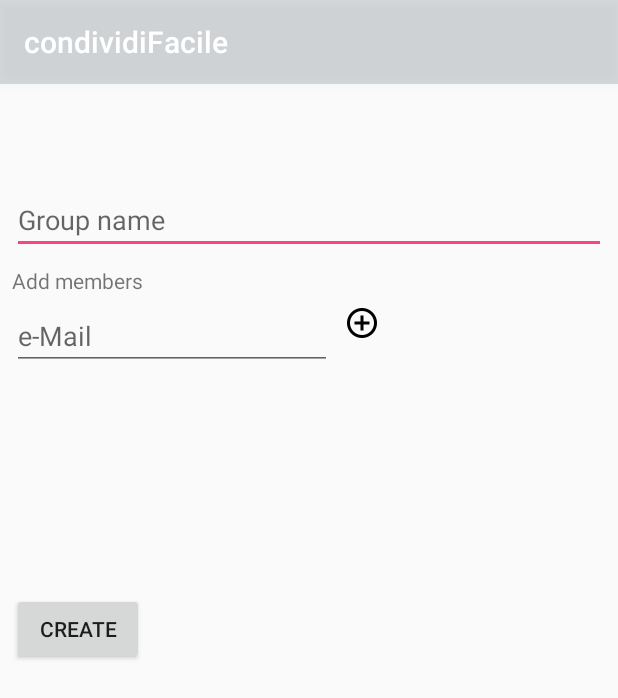
After one commit to leocristini/condividiFacile, an Android app: the AddGroupActivity screen opened directly, with no data from a screen before it, on a phone screen of 412 x 824 dp. The commit adds this screen. Shown: the top 698 px of the screen. Run offline under Robolectric (Android 15) with nearby library versions, the phone set to English and light mode, and no system bars; our stand-ins replace Firebase (no records; nobody signed in at launch, a user with empty details on screens opened directly).

Commit message:
fixed add group TODO: fix l' aggiunta al db

```diff
--- a/app/src/main/AndroidManifest.xml
+++ b/app/src/main/AndroidManifest.xml
@@ -15,7 +15,6 @@
         android:roundIcon="@mipmap/ic_launcher_round"
         android:supportsRtl="true"
         android:theme="@style/AppTheme">
-
         <activity
             android:name=".DetailsActivity"
             android:theme="@style/AppTheme.NoActionBar" />
@@ -25,13 +24,15 @@
             android:label="@string/title_activity_login">
             <intent-filter>
                 <action android:name="android.intent.action.MAIN" />
+
                 <category android:name="android.intent.category.LAUNCHER" />
             </intent-filter>
         </activity>
         <activity
             android:name=".GroupActivity"
             android:label="@string/title_activity_group"
-            android:theme="@style/AppTheme.NoActionBar"></activity>
+            android:theme="@style/AppTheme.NoActionBar" />
+        <activity android:name=".AddGroupActivity"></activity>
     </application>
 
 </manifest>
--- /dev/null
+++ b/app/src/main/java/io/condividifacile/AddGroupActivity.java
@@ -0,0 +1,101 @@
+package io.condividifacile;
+
+import android.support.v7.app.AppCompatActivity;
+import android.os.Bundle;
+import android.text.Editable;
+import android.util.Log;
+import android.view.View;
+import android.view.ViewGroup;
+import android.widget.Button;
+import android.widget.EditText;
+import android.widget.ImageView;
+import android.widget.LinearLayout;
+
+import com.google.firebase.auth.FirebaseAuth;
+import com.google.firebase.auth.FirebaseUser;
+import com.google.firebase.database.DatabaseReference;
+import com.google.firebase.database.FirebaseDatabase;
+
+import java.util.ArrayList;
+import java.util.List;
+
+public class AddGroupActivity extends AppCompatActivity {
+
+    private FirebaseAuth mAuth;
+    private FirebaseDatabase database;
+    private FirebaseUser currentUser;
+    private int numberOfLines = 1;
+
+    @Override
+    protected void onCreate(Bundle savedInstanceState) {
+        super.onCreate(savedInstanceState);
+        setContentView(R.layout.activity_add_group);
+
+        mAuth = FirebaseAuth.getInstance();
+        database = FirebaseDatabase.getInstance();
+        currentUser = mAuth.getCurrentUser();
+
+        if(currentUser != null) {
+
+            Button b = (Button) findViewById(R.id.create_group);
+            b.setOnClickListener(new View.OnClickListener() {
+                @Override
+                public void onClick(View v) {
+                    createGroup();
+                }
+            });
+
+            ImageView add = (ImageView) findViewById(R.id.add_user_button);
+            add.setOnClickListener(new View.OnClickListener() {
+                @Override
+                public void onClick(View v) {
+                    addMoreUsers();
+                }
+            });
+
+        }
+
+    }
+
+    void createGroup(){
+
+        EditText gorupName = (EditText) findViewById(R.id.group_name);
+        String groupName = gorupName.getText().toString();
+
+        ArrayList<String> usersString = new ArrayList<>();
+        View tmpView;
+        LinearLayout ll = (LinearLayout) findViewById(R.id.add_users_layout);
+        for(int i =0; i<ll.getChildCount();i++){
+            tmpView = ll.getChildAt(i);
+            if(tmpView instanceof EditText){
+                usersString.add(((EditText) tmpView).getText().toString());
+            }
+            Log.d("username",usersString.get(i));
+        }
+
+
+
+        ArrayList<Expense> spese = new ArrayList<>();
+        ArrayList<String> categorie = new ArrayList<>();
+
+        Group newGroup = new Group(groupName,usersString,spese,categorie);
+
+
+
+        DatabaseReference dbReference = database.getReference("groups");
+        dbReference.push().setValue(newGroup);
+        Log.d("group",groupName);
+    }
+
+    void addMoreUsers(){
+        LinearLayout ll = (LinearLayout)findViewById(R.id.add_users_layout);
+        EditText et = new EditText(this);
+        LinearLayout.LayoutParams p = new LinearLayout.LayoutParams(ViewGroup.LayoutParams.MATCH_PARENT, ViewGroup.LayoutParams.WRAP_CONTENT);
+        et.setLayoutParams(p);
+        et.setHint("e-Mail");
+        et.setId(numberOfLines + 1);
+        ll.addView(et,numberOfLines);
+        numberOfLines++;
+    }
+
+}
--- /dev/null
+++ b/app/src/main/res/layout/activity_add_group.xml
@@ -0,0 +1,92 @@
+<?xml version="1.0" encoding="utf-8"?>
+<android.support.constraint.ConstraintLayout xmlns:android="http://schemas.android.com/apk/res/android"
+    xmlns:app="http://schemas.android.com/apk/res-auto"
+    xmlns:tools="http://schemas.android.com/tools"
+    android:layout_width="match_parent"
+    android:layout_height="match_parent"
+    tools:context="io.condividifacile.AddGroupActivity">
+
+    <EditText
+        android:id="@+id/group_name"
+        android:layout_width="match_parent"
+        android:layout_height="wrap_content"
+        android:layout_marginEnd="8dp"
+        android:layout_marginLeft="8dp"
+        android:layout_marginRight="8dp"
+        android:layout_marginStart="8dp"
+        android:layout_marginTop="68dp"
+        android:ems="10"
+        android:hint="Group name"
+        android:inputType="textPersonName"
+        app:layout_constraintHorizontal_bias="0.0"
+        app:layout_constraintLeft_toLeftOf="parent"
+        app:layout_constraintRight_toRightOf="parent"
+        app:layout_constraintTop_toTopOf="parent" />
+
+    <Button
+        android:id="@+id/create_group"
+        android:layout_width="wrap_content"
+        android:layout_height="wrap_content"
+        android:text="Create"
+        android:onClick="createGroup"
+        android:layout_marginRight="8dp"
+        app:layout_constraintRight_toRightOf="parent"
+        android:layout_marginLeft="8dp"
+        app:layout_constraintLeft_toLeftOf="parent"
+        android:layout_marginStart="8dp"
+        android:layout_marginEnd="8dp"
+        android:layout_marginTop="0dp"
+        app:layout_constraintTop_toBottomOf="@+id/add_users_layout"
+        app:layout_constraintHorizontal_bias="0.0" />
+
+    <TextView
+        android:id="@+id/textView2"
+        android:layout_width="wrap_content"
+        android:layout_height="wrap_content"
+        android:text="Add members"
+        android:layout_marginTop="8dp"
+        app:layout_constraintTop_toBottomOf="@+id/group_name"
+        android:layout_marginLeft="8dp"
+        app:layout_constraintLeft_toLeftOf="parent"
+        android:layout_marginStart="8dp" />
+
+    <LinearLayout
+        android:id="@+id/add_users_layout"
+        android:layout_width="0dp"
+        android:layout_height="200dp"
+        android:layout_marginTop="-1dp"
+        android:orientation="vertical"
+        app:layout_constraintTop_toBottomOf="@+id/textView2"
+        android:layout_marginLeft="8dp"
+        app:layout_constraintLeft_toLeftOf="parent">
+
+        <EditText
+            android:id="@+id/add_user"
+            android:layout_width="match_parent"
+            android:layout_height="wrap_content"
+            android:layout_marginTop="6dp"
+            android:ems="10"
+            android:hint="e-Mail"
+            android:inputType="textEmailAddress"
+            app:layout_constraintLeft_toLeftOf="parent"
+            app:layout_constraintTop_toBottomOf="@+id/textView2" />
+
+    </LinearLayout>
+
+    <ImageView
+        android:id="@+id/add_user_button"
+        android:layout_width="wrap_content"
+        android:layout_height="wrap_content"
+        android:layout_marginEnd="8dp"
+        android:layout_marginLeft="8dp"
+        android:layout_marginRight="8dp"
+        android:layout_marginStart="8dp"
+        android:layout_marginTop="147dp"
+        android:layout_weight="1"
+        android:src="@drawable/ic_add_circle_outline_black_24dp"
+        app:layout_constraintHorizontal_bias="0.0"
+        app:layout_constraintLeft_toRightOf="@+id/add_users_layout"
+        app:layout_constraintRight_toRightOf="parent"
+        app:layout_constraintTop_toTopOf="parent" />
+
+</android.support.constraint.ConstraintLayout>
--- a/app/src/main/res/menu/activity_group_drawer.xml
+++ b/app/src/main/res/menu/activity_group_drawer.xml
@@ -17,6 +17,10 @@
                 android:id="@+id/nav_send"
                 android:icon="@drawable/ic_menu_send"
                 android:title="Send" />
+            <item
+                android:id="@+id/add_group"
+                android:icon="@drawable/ic_add_black_24dp"
+                android:title="Add Group" />
         </menu>
     </item>
 
```
Also changed, not shown: app/src/main/java/io/condividifacile/Group.java (added, +77 -0 lines), app/src/main/java/io/condividifacile/GroupActivity.java (+11 -1 lines), app/src/main/res/menu/activity_main_drawer.xml (deleted, +0 -36 lines), app/src/main/res/drawable-hdpi/ic_add_black_24dp.png (added), app/src/main/res/drawable-hdpi/ic_add_circle_outline_black_24dp.png (added), app/src/main/res/drawable-mdpi/ic_add_black_24dp.png (added), app/src/main/res/drawable-mdpi/ic_add_circle_outline_black_24dp.png (added), app/src/main/res/drawable-xhdpi/ic_add_black_24dp.png (added), app/src/main/res/drawable-xhdpi/ic_add_circle_outline_black_24dp.png (added), app/src/main/res/drawable-xxhdpi/ic_add_black_24dp.png (added), app/src/main/res/drawable-xxhdpi/ic_add_circle_outline_black_24dp.png (added), app/src/main/res/drawable-xxxhdpi/ic_add_black_24dp.png (added), app/src/main/res/drawable-xxxhdpi/ic_add_circle_outline_black_24dp.png (added).
